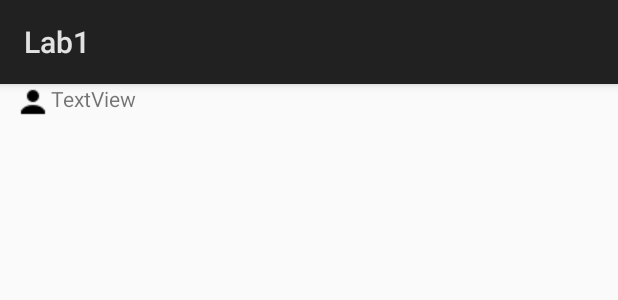
After one commit to Andrarch/CST2335, an Android app: the layout chat_row_outgoing.xml on its own in the app's theme, with its tools: preview values and no code run, on a phone screen of 412 x 824 dp. The commit adds this screen. Shown: the top 300 px of the screen. Run offline under Robolectric (Android 15) with nearby library versions, the phone set to English and light mode, and no system bars.

Commit message:
Lab4 working

```diff
--- a/app/build.gradle
+++ b/app/build.gradle
@@ -16,10 +16,14 @@ android {
             proguardFiles getDefaultProguardFile('proguard-android.txt'), 'proguard-rules.pro'
         }
     }
+    compileOptions {
+        sourceCompatibility JavaVersion.VERSION_1_8
+        targetCompatibility JavaVersion.VERSION_1_8
+    }
 }
 
 dependencies {
-    implementation fileTree(dir: 'libs', include: ['*.jar'])
+    implementation fileTree(include: ['*.jar'], dir: 'libs')
     implementation 'com.android.support.constraint:constraint-layout:1.0.2'
     testImplementation 'junit:junit:4.12'
     androidTestImplementation 'com.android.support.test:runner:1.0.1'
--- /dev/null
+++ b/app/src/main/res/layout/chat_row_outgoing.xml
@@ -0,0 +1,25 @@
+<?xml version="1.0" encoding="utf-8"?>
+<LinearLayout
+    xmlns:android="http://schemas.android.com/apk/res/android"
+    xmlns:app="http://schemas.android.com/apk/res-auto"
+    android:layout_width="match_parent"
+    android:layout_height="match_parent"
+    android:paddingLeft="10dp"
+    android:paddingRight="10dp"
+    android:orientation="horizontal"
+    android:gravity="left">
+
+
+    <ImageView
+        android:id="@+id/imageView2"
+        android:layout_width="wrap_content"
+        android:layout_height="wrap_content"
+
+        android:src="@drawable/row_even" />
+
+    <TextView
+        android:layout_width="wrap_content"
+        android:layout_height="wrap_content"
+        android:layout_weight="1"
+        android:text="TextView" />
+</LinearLayout>
```
Also changed, not shown: app/src/main/java/com/example/andrew/androidlabs/ChatWindow.java (+55 -1 lines), app/src/main/res/layout/activity_chat_window.xml (+39 -2 lines), app/src/main/res/layout/chat_row_incoming.xml (added, +22 -0 lines), app/src/main/res/drawable/row_even.png (added), app/src/main/res/drawable/row_odd.png (added).
